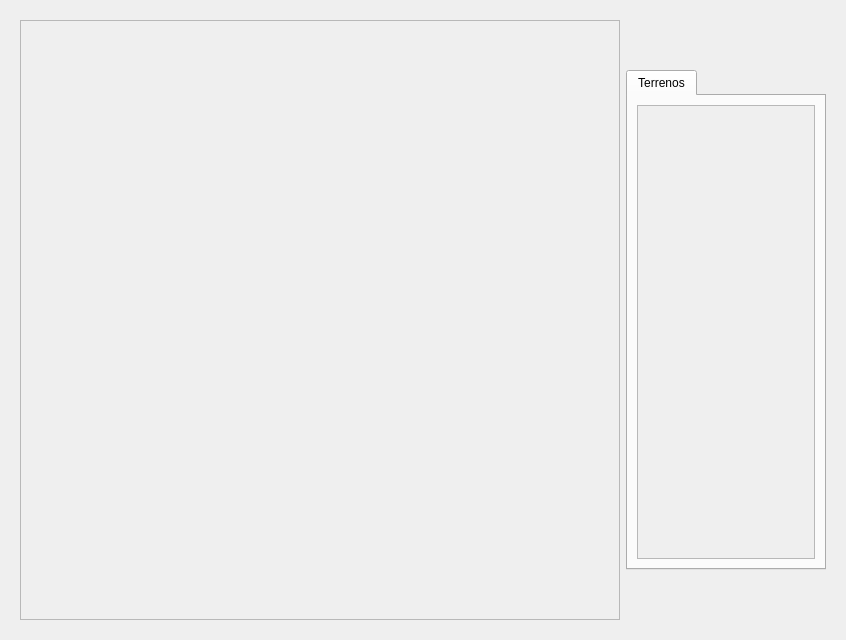
Old version of the form ui/Editor.ui in the repository santiago-alvarezjulia/EditorMapa.
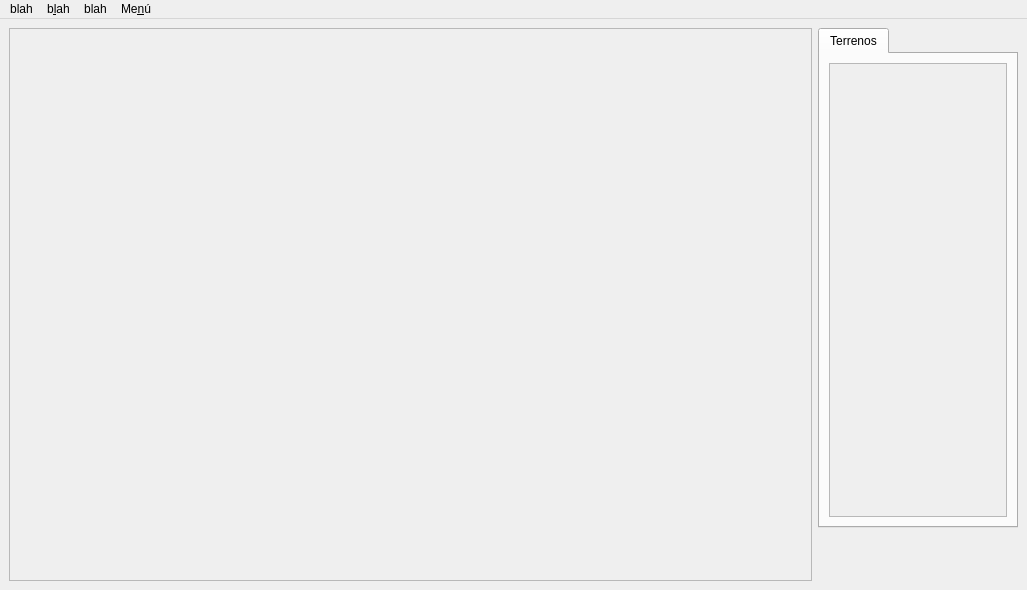
New version of the form.

Commit message: Agrega layout a QScrollArea

```diff
--- a/ui/Editor.ui
+++ b/ui/Editor.ui
@@ -1,13 +1,13 @@
 <?xml version="1.0" encoding="UTF-8"?>
 <ui version="4.0">
  <class>Editor</class>
- <widget class="QWidget" name="Editor">
+ <widget class="QMainWindow" name="Editor">
   <property name="geometry">
    <rect>
     <x>0</x>
     <y>0</y>
-    <width>837</width>
-    <height>628</height>
+    <width>1027</width>
+    <height>590</height>
    </rect>
   </property>
   <property name="sizePolicy">
@@ -19,10 +19,8 @@
   <property name="windowTitle">
    <string>Editor de mapas de Dune</string>
   </property>
-  <layout class="QGridLayout" name="gridLayout_3">
-   <item row="0" column="1">
-    <widget class="QWidget" name="centralwidget" native="true">
-     <layout class="QHBoxLayout" name="horizontalLayout_2">
+  <widget class="QWidget" name="centralwidget">
+   <layout class="QHBoxLayout" name="horizontalLayout">
       <item>
        <widget class="QScrollArea" name="scrollArea_mapa">
         <property name="sizePolicy">
@@ -33,14 +31,8 @@
         </property>
         <property name="minimumSize">
          <size>
-          <width>600</width>
-          <height>600</height>
-         </size>
-        </property>
-        <property name="maximumSize">
-         <size>
-          <width>1000</width>
-          <height>1000</height>
+        <width>200</width>
+        <height>200</height>
          </size>
         </property>
         <property name="widgetResizable">
@@ -51,8 +43,8 @@
           <rect>
            <x>0</x>
            <y>0</y>
-           <width>602</width>
-           <height>598</height>
+         <width>501</width>
+         <height>544</height>
           </rect>
          </property>
          <property name="sizePolicy">
@@ -61,27 +53,20 @@
            <verstretch>0</verstretch>
           </sizepolicy>
          </property>
-         <widget class="QWidget" name="layoutWidget">
-          <property name="geometry">
-           <rect>
-            <x>0</x>
-            <y>0</y>
-            <width>601</width>
-            <height>591</height>
-           </rect>
-          </property>
+       <layout class="QGridLayout" name="gridLayout">
+        <item row="0" column="0">
           <layout class="QGridLayout" name="mapLayout">
-           <property name="sizeConstraint">
-            <enum>QLayout::SetDefaultConstraint</enum>
-           </property>
            <property name="spacing">
             <number>0</number>
            </property>
           </layout>
-         </widget>
-        </widget>
-       </widget>
-      </item>
+        </item>
+       </layout>
+      </widget>
+     </widget>
+    </item>
+    <item>
+     <layout class="QVBoxLayout" name="verticalLayout">
       <item>
        <widget class="QTabWidget" name="tabWidget">
         <property name="sizePolicy">
@@ -99,7 +84,7 @@
         <property name="maximumSize">
          <size>
           <width>200</width>
-          <height>500</height>
+          <height>16777215</height>
          </size>
         </property>
         <property name="currentIndex">
@@ -120,8 +105,8 @@
               <rect>
                <x>0</x>
                <y>0</y>
-               <width>180</width>
-               <height>455</height>
+               <width>176</width>
+               <height>449</height>
               </rect>
              </property>
              <property name="sizePolicy">
@@ -139,8 +124,8 @@
              <widget class="QWidget" name="verticalLayoutWidget">
               <property name="geometry">
                <rect>
-                <x>9</x>
-                <y>9</y>
+                <x>-10</x>
+                <y>0</y>
                 <width>171</width>
                 <height>441</height>
                </rect>
@@ -154,10 +139,75 @@
         </widget>
        </widget>
       </item>
+      <item>
+       <spacer name="verticalSpacer">
+        <property name="orientation">
+         <enum>Qt::Vertical</enum>
+        </property>
+        <property name="sizeHint" stdset="0">
+         <size>
+          <width>20</width>
+          <height>40</height>
+         </size>
+        </property>
+       </spacer>
+      </item>
      </layout>
-    </widget>
-   </item>
-  </layout>
+    </item>
+   </layout>
+  </widget>
+  <widget class="QMenuBar" name="menubar">
+   <property name="geometry">
+    <rect>
+     <x>0</x>
+     <y>0</y>
+     <width>1027</width>
+     <height>30</height>
+    </rect>
+   </property>
+   <widget class="QMenu" name="menuMen">
+    <property name="title">
+     <string>Me&amp;nú</string>
+    </property>
+    <addaction name="actionagregar_items"/>
+    <addaction name="actiondesde_el_designer"/>
+    <addaction name="action_Salir_etc"/>
+   </widget>
+   <widget class="QMenu" name="menuEspacio">
+    <property name="title">
+     <string>blah</string>
+    </property>
+   </widget>
+   <widget class="QMenu" name="menublah">
+    <property name="title">
+     <string>b&amp;lah</string>
+    </property>
+   </widget>
+   <widget class="QMenu" name="menublah_2">
+    <property name="title">
+     <string>blah</string>
+    </property>
+   </widget>
+   <addaction name="menuEspacio"/>
+   <addaction name="menublah"/>
+   <addaction name="menublah_2"/>
+   <addaction name="menuMen"/>
+  </widget>
+  <action name="actionagregar_items">
+   <property name="text">
+    <string>&amp;agregar items</string>
+   </property>
+  </action>
+  <action name="action_Salir_etc">
+   <property name="text">
+    <string>&amp;Salir etc..</string>
+   </property>
+  </action>
+  <action name="actiondesde_el_designer">
+   <property name="text">
+    <string>desde  el designer</string>
+   </property>
+  </action>
  </widget>
  <resources/>
  <connections/>
```
Lines whose indentation alone changed are shown as unchanged. The commit also changes 4 other files.
